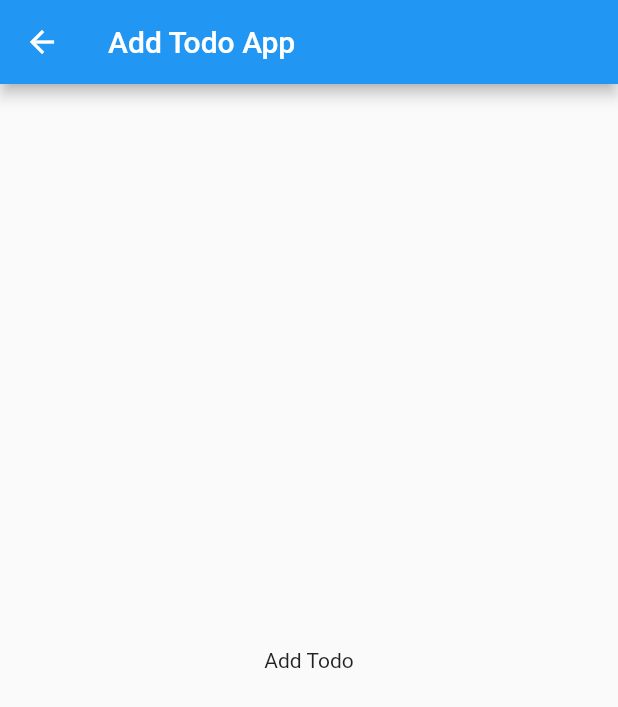
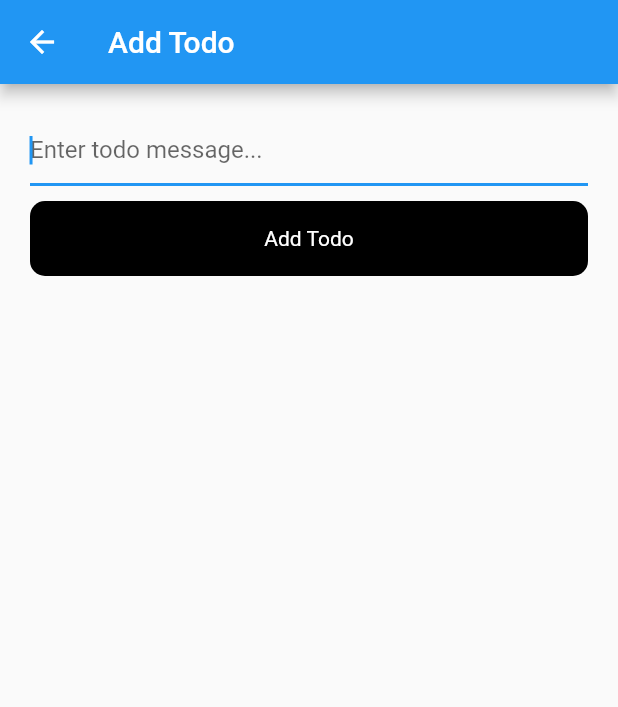
Before and after one commit to faizdamar1/flutter_todo_cubit, a Flutter app: the screen it shows after launch, after a tap on the "add" icon, on a phone screen of 412 x 824 dp. Shown: the top 707 px of the screen. Run offline on Flutter 3.47's test engine with Material 2 defaults, Android fonts, the phone set to English and light mode, and no system bars; our stand-ins replace bloc, flutter_bloc; network calls fail.

Commit message:
add todo

```diff
--- a/db.json
+++ b/db.json
@@ -1,19 +1,9 @@
 {
   "todos": [
     {
-      "todo": "one todo editeded",
-      "isComplete": "true",
-      "id": 1
-    },
-    {
-      "todo": "two todo",
+      "todo": "add",
       "isComplete": "true",
       "id": 2
-    },
-    {
-      "todo": "three todo",
-      "isComplete": "false",
-      "id": 3
     }
   ]
 }
--- /dev/null
+++ b/lib/cubit/todo/add_todo_cubit.dart
@@ -0,0 +1,34 @@
+import 'dart:async';
+
+// ignore: depend_on_referenced_packages
+import 'package:bloc/bloc.dart';
+// ignore: depend_on_referenced_packages
+import 'package:meta/meta.dart';
+import 'package:flutter_todo_cubit/cubit/todo/todo_cubit.dart';
+import 'package:flutter_todo_cubit/data/todo_repository.dart';
+
+part 'add_todo_state.dart';
+
+class AddTodoCubit extends Cubit<AddTodoState> {
+  final TodoRepository todoRepository;
+  final TodoCubit todoCubit;
+
+  AddTodoCubit({required this.todoRepository, required this.todoCubit})
+      : super(AddTodoInitial());
+  void addTodo(String message) {
+    if (message.isEmpty) {
+      emit(AddTodoError(error: "todo message is empty"));
+      return;
+    }
+
+    emit(AddingTodo());
+    Timer(const Duration(seconds: 2), () {
+      todoRepository.addTodo(message).then((todo) {
+        if (todo != null) {
+          todoCubit.addTodo(todo);
+          emit(TodoAdded());
+        }
+      });
+    });
+  }
+}
--- /dev/null
+++ b/lib/cubit/todo/add_todo_state.dart
@@ -0,0 +1,16 @@
+part of 'add_todo_cubit.dart';
+
+@immutable
+abstract class AddTodoState {}
+
+class AddTodoInitial extends AddTodoState {}
+
+class AddTodoError extends AddTodoState {
+  final String error;
+
+  AddTodoError({required this.error});
+}
+
+class AddingTodo extends AddTodoState {}
+
+class TodoAdded extends AddTodoState {}
--- a/lib/cubit/todo/edit_todo_cubit.dart
+++ b/lib/cubit/todo/edit_todo_cubit.dart
@@ -30,6 +30,7 @@ class EditTodoCubit extends Cubit<EditTodoState> {
     todoRepository.deleteTodo(todo.id).then((isDeleted) {
       if (isDeleted) {
         todoCubit.deleteTodo(todo);
+
         emit(TodoEdited());
       }
     });
--- a/lib/presentation/router.dart
+++ b/lib/presentation/router.dart
@@ -1,6 +1,7 @@
 import 'package:flutter/material.dart';
 import 'package:flutter_bloc/flutter_bloc.dart';
 import 'package:flutter_todo_cubit/constants/string.dart';
+import 'package:flutter_todo_cubit/cubit/todo/add_todo_cubit.dart';
 import 'package:flutter_todo_cubit/cubit/todo/edit_todo_cubit.dart';
 import 'package:flutter_todo_cubit/cubit/todo/todo_cubit.dart';
 import 'package:flutter_todo_cubit/data/models/todo_model.dart';
@@ -11,12 +12,12 @@ import 'package:flutter_todo_cubit/presentation/screens/edit_todo_screen.dart';
 import 'package:flutter_todo_cubit/presentation/screens/todo_screen.dart';
 
 class AppRouter {
-  late TodoRepository todoRespository;
+  late TodoRepository todoRepository;
   late TodoCubit todoCubit;
 
   AppRouter() {
-    todoRespository = TodoRepository(todoServices: TodoServices());
-    todoCubit = TodoCubit(todoRepository: todoRespository);
+    todoRepository = TodoRepository(todoServices: TodoServices());
+    todoCubit = TodoCubit(todoRepository: todoRepository);
   }
 
   Route generateRoute(RouteSettings settings) {
@@ -34,7 +35,11 @@ class AppRouter {
       case addTodoRoute:
         return MaterialPageRoute(
           builder: (context) {
-            return const AddTodoScreen();
+            return BlocProvider(
+              create: (context) => AddTodoCubit(
+                  todoRepository: todoRepository, todoCubit: todoCubit),
+              child: AddTodoScreen(),
+            );
           },
         );
 
@@ -44,7 +49,7 @@ class AppRouter {
           builder: (context) {
             return BlocProvider(
               create: (context) => EditTodoCubit(
-                  todoRepository: todoRespository, todoCubit: todoCubit),
+                  todoRepository: todoRepository, todoCubit: todoCubit),
               child: EditTodoScreen(
                 todo: todo,
               ),
@@ -55,7 +60,7 @@ class AppRouter {
       default:
         return MaterialPageRoute(
           builder: (context) {
-            return const AddTodoScreen();
+            return AddTodoScreen();
           },
         );
     }
--- a/lib/presentation/screens/add_todo_screen.dart
+++ b/lib/presentation/screens/add_todo_screen.dart
@@ -1,16 +1,77 @@
 import 'package:flutter/material.dart';
+import 'package:flutter_bloc/flutter_bloc.dart';
+import 'package:flutter_todo_cubit/cubit/todo/add_todo_cubit.dart';
 
 class AddTodoScreen extends StatelessWidget {
-  const AddTodoScreen({super.key});
+  final _controller = TextEditingController();
+
+  AddTodoScreen({super.key});
 
   @override
   Widget build(BuildContext context) {
     return Scaffold(
       appBar: AppBar(
-        title: const Text("Add Todo App"),
+        title: const Text("Add Todo"),
       ),
-      body: const Center(
-        child: Text("Add Todo"),
+      body: BlocListener<AddTodoCubit, AddTodoState>(
+        listener: (context, state) {
+          if (state is TodoAdded) {
+            Navigator.pop(context);
+          } else if (state is AddTodoError) {
+            ScaffoldMessenger.of(context).showSnackBar(
+              SnackBar(
+                content: Text(state.error),
+              ),
+            );
+          }
+        },
+        child: Container(
+          margin: const EdgeInsets.all(20.0),
+          child: _body(context),
+        ),
+      ),
+    );
+  }
+
+  Widget _body(context) {
+    return Column(
+      children: [
+        TextField(
+          autofocus: true,
+          controller: _controller,
+          decoration: const InputDecoration(hintText: "Enter todo message..."),
+        ),
+        const SizedBox(height: 10.0),
+        InkWell(
+          onTap: () {
+            final message = _controller.text;
+            BlocProvider.of<AddTodoCubit>(context).addTodo(message);
+          },
+          child: _addBtn(context),
+        )
+      ],
+    );
+  }
+
+  Widget _addBtn(context) {
+    return Container(
+      width: MediaQuery.of(context).size.width,
+      height: 50.0,
+      decoration: BoxDecoration(
+        color: Colors.black,
+        borderRadius: BorderRadius.circular(10.0),
+      ),
+      child: Center(
+        child: BlocBuilder<AddTodoCubit, AddTodoState>(
+          builder: (context, state) {
+            if (state is AddingTodo) return const CircularProgressIndicator();
+
+            return const Text(
+              "Add Todo",
+              style: TextStyle(color: Colors.white),
+            );
+          },
+        ),
       ),
     );
   }
--- a/lib/presentation/screens/edit_todo_screen.dart
+++ b/lib/presentation/screens/edit_todo_screen.dart
@@ -2,7 +2,6 @@ import 'package:flutter/material.dart';
 import 'package:flutter_bloc/flutter_bloc.dart';
 import 'package:flutter_todo_cubit/cubit/todo/edit_todo_cubit.dart';
 import 'package:flutter_todo_cubit/data/models/todo_model.dart';
-import 'package:toast/toast.dart';
 
 class EditTodoScreen extends StatelessWidget {
   final TodoModel todo;
@@ -19,8 +18,11 @@ class EditTodoScreen extends StatelessWidget {
         if (state is TodoEdited) {
           Navigator.pop(context);
         } else if (state is EditTodoError) {
-          Toast.show(state.error,
-              backgroundColor: Colors.red, duration: 3, gravity: Toast.center);
+          ScaffoldMessenger.of(context).showSnackBar(
+            SnackBar(
+              content: Text(state.error),
+            ),
+          );
         }
       },
       child: Scaffold(
```
